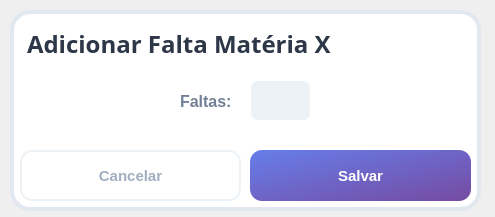
The window that UI/Dialog - add.falta.ui (renancorreia27/Gestor-Academico) describes before a commit, drawn with Qt 5.
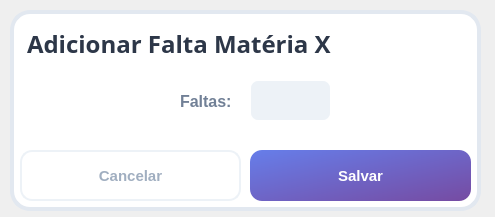
The same window after the commit.

Patch:
```diff
--- a/UI/Dialog - add.falta.ui
+++ b/UI/Dialog - add.falta.ui
@@ -188,7 +188,7 @@
      <rect>
       <x>150</x>
       <y>60</y>
-      <width>171</width>
+      <width>181</width>
       <height>61</height>
      </rect>
     </property>
@@ -238,7 +238,7 @@
       <rect>
        <x>90</x>
        <y>10</y>
-       <width>61</width>
+       <width>81</width>
        <height>41</height>
       </rect>
      </property>
```
